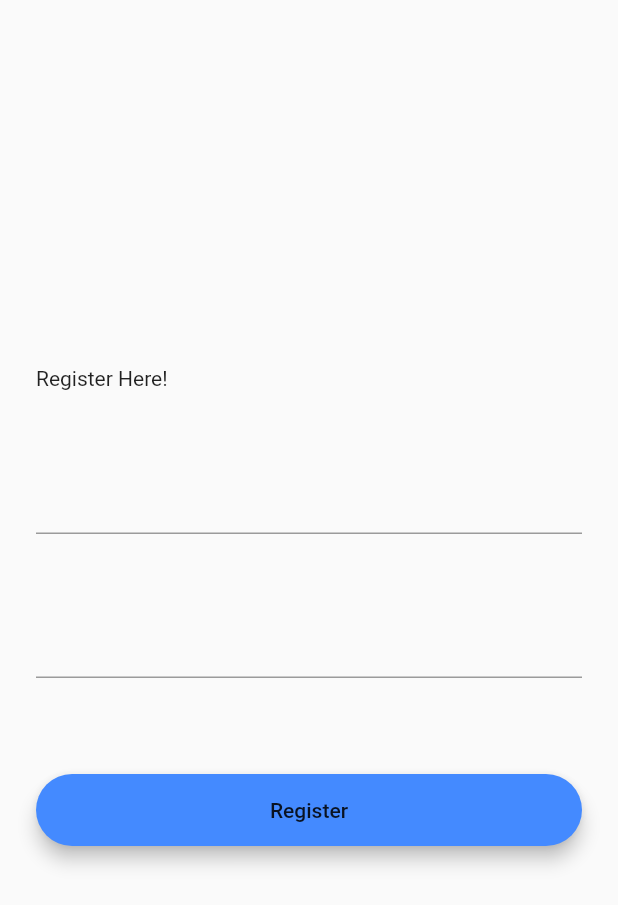
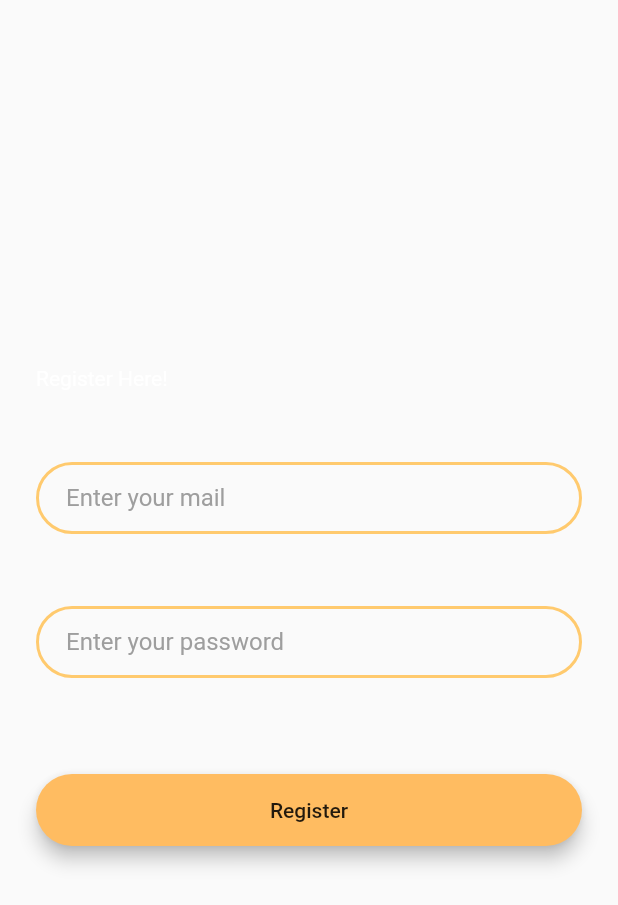
Before and after one commit to rahul07sharmars/YogaClass, a Flutter app: the screen it shows after launch, after a tap on "Register", on a phone screen of 412 x 824 dp. Shown: the top 905 px of the screen. Run offline on Flutter 3.47's test engine with Material 2 defaults, Android fonts, the light colour scheme and no system bars.

Commit message:
registration_ui done

```diff
--- a/yoga_class/lib/Screens/registration_screen.dart
+++ b/yoga_class/lib/Screens/registration_screen.dart
@@ -18,17 +18,58 @@ class RegistrationScreen extends StatelessWidget {
             SizedBox(
               height: 48.0,
             ),
-            TextField(),
+            TextField(
+              decoration: InputDecoration(
+                hintStyle:TextStyle(color: Colors.grey),
+                hintText: 'Enter your mail',
+                contentPadding: EdgeInsets.symmetric(vertical:10.0, horizontal:20.0),
+                border: OutlineInputBorder(
+
+                  borderRadius: BorderRadius.all(Radius.circular(32.0),),
+                ),
+                enabledBorder: OutlineInputBorder(
+                  borderSide:BorderSide(color: Color(0XFFFFCA6E),width: 2.0),
+                  borderRadius: BorderRadius.all(Radius.circular(32.0))
+                ),
+                focusedBorder: OutlineInputBorder(
+                  borderSide:BorderSide(color:Color(0XFFFFCA6E),width:4),
+                  borderRadius: BorderRadius.all(Radius.circular(32.0),),
+                )
+              ),
+            ),
             SizedBox(
               height: 48.0,
             ),
-            TextField(),
+            TextField(
+              decoration: InputDecoration(
+                  hintStyle: TextStyle(color: Colors.grey),
+                  hintText: 'Enter your password',
+                  contentPadding:
+                      EdgeInsets.symmetric(vertical: 10.0, horizontal: 20.0),
+                  border: OutlineInputBorder(
+                    borderRadius: BorderRadius.all(
+                      Radius.circular(32.0),
+                    ),
+                  ),
+                  enabledBorder: OutlineInputBorder(
+                      borderSide:
+                          BorderSide(color: Color(0XFFFFCA6E), width: 2.0),
+                      borderRadius: BorderRadius.all(Radius.circular(32.0))),
+                  focusedBorder: OutlineInputBorder(
+                    borderSide: BorderSide(color: Color(0XFFFFCA6E), width: 4),
+                    borderRadius: BorderRadius.all(
+                      Radius.circular(32.0),
+                    ),
+                  )),
+
+
+            ),
             SizedBox(
               height: 48.0,
             ),
             RoundedButton(
               name: 'Register',
-              color: Colors.blueAccent,
+              color: Color(0XffFFBC61),
               onPressed: () {
                 Navigator.pushNamed(context, HomeScreen.id);
               },
--- a/yoga_class/lib/main.dart
+++ b/yoga_class/lib/main.dart
@@ -11,7 +11,7 @@ class YogaApp extends StatelessWidget {
   Widget build(BuildContext context) {
     return MaterialApp(
         debugShowCheckedModeBanner: false,
-        theme: ThemeData.light(),
+        theme: ThemeData.light( ).copyWith(textTheme: TextTheme(bodyText1: TextStyle(color:Color(0xFFFBE9BA),), ),),
         // theme: ThemeData.dark().copyWith(
         //   textTheme:TextTheme(
         //     bodyText1:TextStyle(
```
